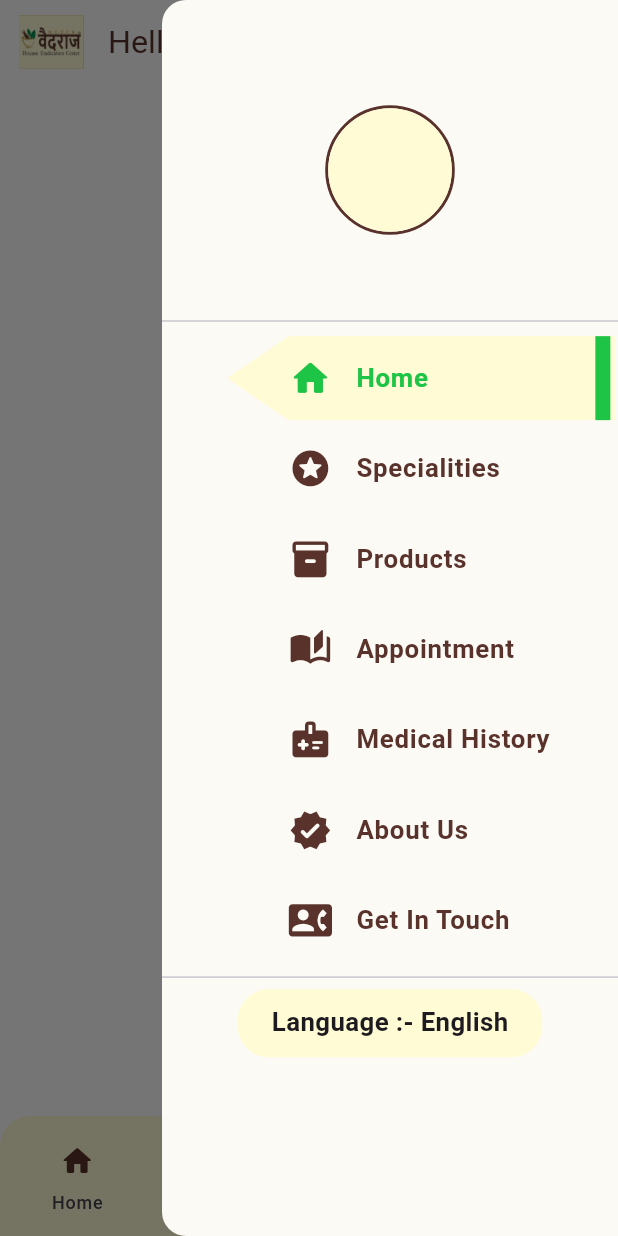
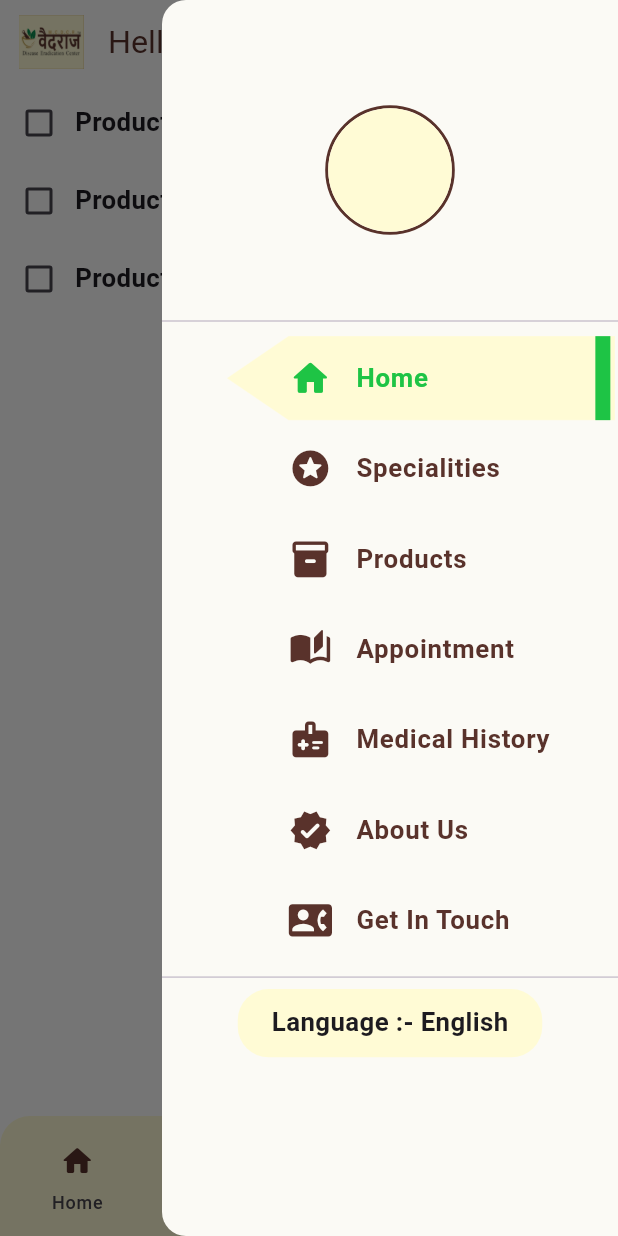
Before and after one commit to Rudrika15/vaidraj-frontend, a Flutter app: the HomeScreen screen opened directly, item 2 of the bottom bar chosen, in the side drawer, after a tap on the "notifications" icon, on a phone screen of 412 x 824 dp. Run offline on Flutter 3.47's test engine with Material 3 defaults, Android fonts, the phone set to English and light mode, and no system bars; our stand-ins replace flutter_dotenv, hive_flutter, infinite_scroll_pagination, shared_preferences, sizer, toastification and 2 more; accounts and stored records are empty.

Commit message:
started working on admin side

```diff
--- /dev/null
+++ b/lib/screens/admin_screens/appointment_screen.dart
@@ -0,0 +1,250 @@
+import 'package:flutter/material.dart';
+import 'package:sizer/sizer.dart';
+import 'package:vaidraj/constants/color.dart';
+import 'package:vaidraj/constants/sizes.dart';
+import 'package:vaidraj/constants/text_size.dart';
+import 'package:vaidraj/utils/method_helper.dart';
+import 'package:vaidraj/widgets/custom_container.dart';
+
+class PrescriptionPage extends StatefulWidget {
+  const PrescriptionPage({super.key});
+
+  @override
+  State<PrescriptionPage> createState() => _PrescriptionPageState();
+}
+
+class _PrescriptionPageState extends State<PrescriptionPage> {
+  // List of products (for illustration)
+  final List<Product> products = [
+    Product(id: 1, name: 'Product 1'),
+    Product(id: 2, name: 'Product 2'),
+    Product(id: 3, name: 'Product 3'),
+  ];
+
+  @override
+  Widget build(BuildContext context) {
+    return ListView.builder(
+        itemCount: products.length,
+        itemBuilder: (context, index) {
+          final product = products[index];
+          return PrescriptionPageWidget(
+            productId: product.id,
+            productName: product.name,
+            onChanged: (isChecked) {
+              // Handle checkbox change if needed
+              print(
+                  '${product.name} is ${isChecked ? 'checked' : 'unchecked'}');
+            },
+          );
+        });
+  }
+}
+
+// A common widget for the prescription item with checkboxes and selectable buttons
+class PrescriptionPageWidget extends StatefulWidget {
+  final int productId;
+  final String productName;
+  final ValueChanged<bool> onChanged;
+
+  PrescriptionPageWidget({
+    required this.productId,
+    required this.productName,
+    required this.onChanged,
+    Key? key,
+  }) : super(key: key);
+
+  @override
+  _PrescriptionItemWidgetState createState() => _PrescriptionItemWidgetState();
+}
+
+class _PrescriptionItemWidgetState extends State<PrescriptionPageWidget> {
+  // Default selections for time of day and when to take
+  String selectedWhenToTake = 'before meal';
+  List<String> selectedTimeOfDay = []; // Store multiple time selections
+  bool isChecked = false;
+
+  @override
+  Widget build(BuildContext context) {
+    return CustomContainer(
+      child: Column(
+        children: [
+          // Checkbox for product selection
+          Row(
+            children: [
+              Checkbox(
+                activeColor: AppColors.greenColor,
+                value: isChecked,
+                onChanged: (bool? value) {
+                  setState(() {
+                    isChecked = value ?? false;
+                    widget.onChanged(isChecked);
+                  });
+                },
+              ),
+              Text(
+                widget.productName,
+                style: TextSizeHelper.smallHeaderStyle,
+              ),
+            ],
+          ),
+
+          // Show additional information if the product is selected
+          if (isChecked) ...[
+            // Time of the Day
+            CustomContainer(
+              child: Column(
+                crossAxisAlignment: CrossAxisAlignment.start,
+                children: [
+                  Padding(
+                    padding: EdgeInsets.only(left: AppSizes.size40),
+                    child: Row(
+                      children: [
+                        Text('Time of the Day',
+                            style: TextSizeHelper.smallTextStyle),
+                      ],
+                    ),
+                  ),
+                  MethodHelper.heightBox(height: 2.h),
+                  SingleChildScrollView(
+                    scrollDirection: Axis.horizontal,
+                    child: Padding(
+                      padding: const EdgeInsets.only(left: AppSizes.size40),
+                      child: Row(
+                        // mainAxisAlignment: MainAxisAlignment.start,
+                        children:
+                            ['morning', 'noon', 'evening', 'night'].map((time) {
+                          return GestureDetector(
+                            onTap: () {
+                              setState(() {
+                                if (!selectedTimeOfDay.contains(time)) {
+                                  selectedTimeOfDay
+                                      .add(time); // Add the selected time
+                                } else {
+                                  selectedTimeOfDay.remove(
+                                      time); // Remove the deselected time
+                                }
+                              });
+                            },
+                            child: CustomContainer(
+                              margin: const EdgeInsets.symmetric(horizontal: 5),
+                              borderRadius:
+                                  BorderRadius.circular(AppSizes.size20),
+                              borderWidth: 1,
+                              backGroundColor: selectedTimeOfDay.contains(time)
+                                  ? AppColors.whiteColor
+                                  : Colors.grey.shade300,
+                              borderColor: selectedTimeOfDay.contains(time)
+                                  ? AppColors.greenColor
+                                  : Colors.grey.shade300,
+                              padding: const EdgeInsets.symmetric(
+                                  horizontal: AppSizes.size20 - 5,
+                                  vertical: AppSizes.size10 - 5),
+                              child: Text(
+                                time,
+                                style: TextSizeHelper.xSmallHeaderStyle
+                                    .copyWith(
+                                        color: selectedTimeOfDay.contains(time)
+                                            ? AppColors.greenColor
+                                            : Colors.black),
+                              ),
+                            ),
+                          );
+                        }).toList(),
+                      ),
+                    ),
+                  ),
+                ],
+              ),
+            ),
+
+            // When to Take
+            MethodHelper.heightBox(height: 1.h),
+            CustomContainer(
+              child: Column(
+                crossAxisAlignment: CrossAxisAlignment.start,
+                children: [
+                  Padding(
+                    padding: EdgeInsets.only(left: AppSizes.size40),
+                    child: Row(
+                      children: [
+                        Text('When to Take',
+                            style: TextSizeHelper.smallTextStyle),
+                      ],
+                    ),
+                  ),
+                  MethodHelper.heightBox(height: 2.h),
+                  SingleChildScrollView(
+                    scrollDirection: Axis.horizontal,
+                    child: Padding(
+                      padding: const EdgeInsets.only(left: AppSizes.size40),
+                      child: Row(
+                        children: ['before meal', 'after meal'].map((when) {
+                          return GestureDetector(
+                            onTap: () {
+                              setState(() {
+                                selectedWhenToTake = when;
+                              });
+                            },
+                            child: CustomContainer(
+                              margin: const EdgeInsets.symmetric(horizontal: 5),
+                              borderRadius:
+                                  BorderRadius.circular(AppSizes.size20),
+                              borderWidth: 1,
+                              backGroundColor: selectedWhenToTake == when
+                                  ? AppColors.whiteColor
+                                  : Colors.grey.shade300,
+                              borderColor: selectedWhenToTake == when
+                                  ? AppColors.greenColor
+                                  : Colors.grey.shade300,
+                              padding: const EdgeInsets.symmetric(
+                                  horizontal: AppSizes.size20 - 5,
+                                  vertical: AppSizes.size10 - 5),
+                              child: Text(
+                                when,
+                                style: TextSizeHelper.xSmallHeaderStyle
+                                    .copyWith(
+                                        color: selectedWhenToTake == when
+                                            ? AppColors.greenColor
+                                            : Colors.black),
+                              ),
+                            ),
+                          );
+                        }).toList(),
+                      ),
+                    ),
+                  ),
+                  // SingleChildScrollView(
+                  //   scrollDirection: Axis.horizontal,
+                  //   child: Row(
+                  //     children: ['before meal', 'after meal'].map((when) {
+                  //       return Padding(
+                  //         padding: const EdgeInsets.symmetric(horizontal: 8.0),
+                  //         child: ChoiceChip(
+                  //           label: Text(when),
+                  //           selected: selectedWhenToTake == when,
+                  //           onSelected: (selected) {
+                  //             setState(() {
+                  //               selectedWhenToTake = selected ? when : '';
+                  //             });
+                  //           },
+                  //         ),
+                  //       );
+                  //     }).toList(),
+                  //   ),
+                  // ),
+                ],
+              ),
+            ),
+          ]
+        ],
+      ),
+    );
+  }
+}
+
+class Product {
+  final int id;
+  final String name;
+
+  Product({required this.id, required this.name});
+}
--- /dev/null
+++ b/lib/screens/admin_screens/home_screen.dart
@@ -0,0 +1,15 @@
+import 'package:flutter/material.dart';
+
+class AdminHomeScreen extends StatefulWidget {
+  const AdminHomeScreen({super.key});
+
+  @override
+  State<AdminHomeScreen> createState() => _AdminHomeScreenState();
+}
+
+class _AdminHomeScreenState extends State<AdminHomeScreen> {
+  @override
+  Widget build(BuildContext context) {
+    return const Placeholder();
+  }
+}
--- a/lib/screens/home/home_screen.dart
+++ b/lib/screens/home/home_screen.dart
@@ -6,6 +6,9 @@ import 'package:vaidraj/constants/text_size.dart';
 import 'package:vaidraj/provider/all_disease_provider.dart';
 import 'package:vaidraj/provider/get_brach_provider.dart';
 import 'package:vaidraj/provider/localization_provider.dart';
+import 'package:vaidraj/screens/admin_screens/account_screen.dart';
+import 'package:vaidraj/screens/admin_screens/home_screen.dart';
+import 'package:vaidraj/screens/admin_screens/patients_screen.dart';
 import 'package:vaidraj/screens/notification/notifications_screen.dart';
 import 'package:vaidraj/screens/patient_screen/about_us.dart';
 import 'package:vaidraj/screens/patient_screen/appointment.dart';
@@ -20,6 +23,7 @@ import 'package:vaidraj/utils/shared_prefs_helper.dart/shared_prefs_helper.dart'
 import 'package:vaidraj/widgets/custom_container.dart';
 import 'package:vaidraj/widgets/loader.dart';
 import '../../constants/color.dart';
+import '../admin_screens/appointment_screen.dart';
 
 class HomeScreen extends StatefulWidget {
   const HomeScreen({
@@ -38,10 +42,10 @@ class _HomeScreenState extends State<HomeScreen> with NavigateHelper {
   int _selectedNavTabIndex = 0;
   String userName = "";
   final List<Widget> screensNav = const [
-    Screen(number: "Nav 1"),
-    Screen(number: "Nav 2"),
-    Screen(number: "Nav 3"),
-    Screen(number: "Nav 4"),
+    AdminHomeScreen(),
+    PrescriptionPage(),
+    AdminPatientsScreen(),
+    AdminProfilePage()
   ];
 
   final List<Widget> screensTab = [
--- a/lib/utils/api_helper/api_helper.dart
+++ b/lib/utils/api_helper/api_helper.dart
@@ -17,6 +17,8 @@ class ApiHelper {
   static String contact = "$baseUrl/contact";
   static String feedback = "$baseUrl/feedback";
   static String appointments = "$baseUrl/appointments";
+  static String getPrescriptionPdf({required int prescriptionId}) =>
+      "$baseUrl/generatePdf/$prescriptionId";
   static String getProductsWithPagination(
           {required int currentPage, int? perPage = 5}) =>
       "$baseUrl/products?current_page=$currentPage&per_page=$perPage";
--- a/pubspec.yaml
+++ b/pubspec.yaml
@@ -48,6 +48,7 @@ dependencies:
   youtube_player_flutter: ^9.1.1
   infinite_scroll_pagination: ^4.1.0
   url_launcher: ^6.3.1
+  path_provider: ^2.1.5
 
 dev_dependencies:
   flutter_test:
```
Also changed, not shown: lib/screens/admin_screens/account_screen.dart (added, +10 -0 lines), lib/screens/admin_screens/patients_screen.dart (added, +10 -0 lines), lib/screens/patient_screen/medical_history.dart (+79 -45 lines), lib/services/download_pdf.dart/download_pdf.dart (added, +42 -0 lines), pubspec.lock.
